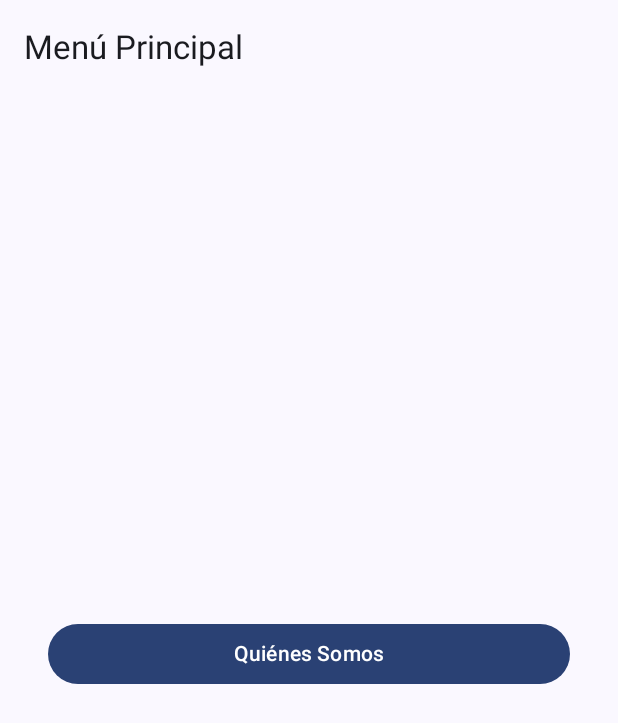
After one commit to Benjacpw/ProyectoKotline, an Android app built with Jetpack Compose: the MenuScreen screen opened through its navigation route, on a phone screen of 412 x 824 dp. The commit adds this screen. Shown: the top 723 px of the screen. Run offline under Robolectric (Android 15) with nearby library versions, the phone set to English and light mode, and no system bars.

Commit message:
Commit vista "Quienes Somos"

```diff
--- a/app/src/main/java/com/example/avance/MainActivity.kt
+++ b/app/src/main/java/com/example/avance/MainActivity.kt
@@ -4,8 +4,8 @@ import android.os.Bundle
 import androidx.activity.ComponentActivity
 import androidx.activity.compose.setContent
 import androidx.compose.material3.*
-import androidx.compose.runtime.*
-import androidx.navigation.NavHostController
+import androidx.compose.runtime.Composable
+import androidx.compose.ui.tooling.preview.Preview
 import androidx.navigation.compose.*
 import com.example.avance.ui.theme.AvanceTheme
 
@@ -25,7 +25,16 @@ fun MyApp() {
     val navController = rememberNavController()
     NavHost(navController = navController, startDestination = "login") {
         composable("login") { LoginScreen(navController) }
-        composable("home_user") { UserHomeScreen(navController) }
-        composable("home_admin") { AdminHomeScreen(navController) }
+        composable("menu/admin") { MenuScreen(navController, isAdmin = true) }
+        composable("menu/user") { MenuScreen(navController, isAdmin = false) }
+        composable("quienes_somos") { QuienesSomosScreen() }
     }
 }
+
+@Preview(showBackground = true)
+@Composable
+fun MyAppPreview() {
+    AvanceTheme {
+        MyApp()
+    }
+}
--- /dev/null
+++ b/app/src/main/java/com/example/avance/MenuScreen.kt
@@ -0,0 +1,62 @@
+package com.example.avance
+
+
+import androidx.compose.foundation.layout.*
+import androidx.compose.material3.*
+import androidx.compose.runtime.Composable
+import androidx.compose.ui.Alignment
+import androidx.compose.ui.Modifier
+import androidx.compose.ui.tooling.preview.Preview
+import androidx.compose.ui.unit.dp
+import androidx.navigation.NavHostController
+import androidx.navigation.compose.rememberNavController
+
+@OptIn(ExperimentalMaterial3Api::class)
+@Composable
+fun MenuScreen(navController: NavHostController, isAdmin: Boolean) {
+    Scaffold(
+        topBar = {
+            TopAppBar(title = { Text("Menú Principal") })
+        }
+    ) { padding ->
+        Column(
+            modifier = Modifier
+                .padding(padding)
+                .padding(32.dp)
+                .fillMaxSize(),
+            verticalArrangement = Arrangement.Center,
+            horizontalAlignment = Alignment.CenterHorizontally
+        ) {
+
+            Button(
+                onClick = { navController.navigate("quienes_somos") },
+                modifier = Modifier.fillMaxWidth()
+            ) {
+                Text("Quiénes Somos")
+            }
+
+            Spacer(modifier = Modifier.height(16.dp))
+            }
+
+            // 👇 Solo visible para admin
+            if (isAdmin) {
+                Spacer(modifier = Modifier.height(16.dp))
+                Button(
+                    onClick = { navController.navigate("panel_admin") },
+                    modifier = Modifier.fillMaxWidth(),
+                    colors = ButtonDefaults.buttonColors(
+                        containerColor = MaterialTheme.colorScheme.secondary
+                    )
+                ) {
+                    Text("Panel de Administración")
+                }
+            }
+        }
+    }
+
+
+@Preview(showBackground = true)
+@Composable
+fun MenuScreenPreview() {
+    MenuScreen(navController = rememberNavController(), isAdmin = true)
+}
```
Also changed, not shown: app/src/main/java/com/example/avance/AdminHomeScreen.kt (+8 -0 lines), app/src/main/java/com/example/avance/LoginScreen.kt (+14 -2 lines), app/src/main/java/com/example/avance/QuienesSomosScreen.kt (added, +45 -0 lines), app/src/main/java/com/example/avance/UserHomeScreen.kt (+8 -0 lines), app/src/main/res/drawable/skate.jpg (added).
